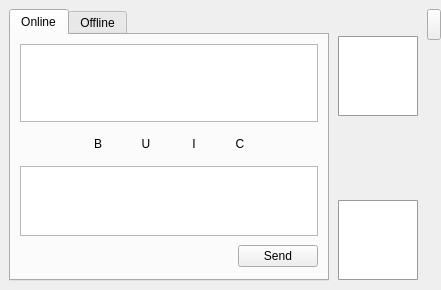
Old version of the form src/gui/form_chatwidget.ui in the repository vituperative/i2pchat.
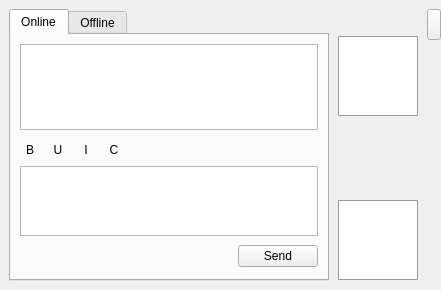
New version of the form. Icons and pictures are not drawn.

Commit message: Reorder toolbar icons in chat widget

Diff of the .ui file:
```diff
--- a/src/gui/form_chatwidget.ui
+++ b/src/gui/form_chatwidget.ui
@@ -101,13 +101,13 @@
           <property name="minimumSize">
            <size>
             <width>200</width>
-            <height>32</height>
+            <height>24</height>
            </size>
           </property>
           <property name="maximumSize">
            <size>
             <width>16777215</width>
-            <height>32</height>
+            <height>24</height>
            </size>
           </property>
           <layout class="QGridLayout" name="gridLayout_2">
@@ -115,7 +115,7 @@
             <number>0</number>
            </property>
            <property name="topMargin">
-            <number>0</number>
+            <number>4</number>
            </property>
            <property name="rightMargin">
             <number>0</number>
@@ -123,18 +123,24 @@
            <property name="bottomMargin">
             <number>0</number>
            </property>
-           <item row="0" column="0">
-            <widget class="QToolButton" name="cmd_SendFile">
+           <property name="horizontalSpacing">
+            <number>8</number>
+           </property>
+           <item row="0" column="5" alignment="Qt::AlignVCenter">
+            <widget class="QToolButton" name="txtColor">
+             <property name="enabled">
+              <bool>true</bool>
+             </property>
              <property name="minimumSize">
               <size>
-               <width>24</width>
-               <height>24</height>
+               <width>20</width>
+               <height>20</height>
               </size>
              </property>
              <property name="maximumSize">
               <size>
-               <width>24</width>
-               <height>24</height>
+               <width>20</width>
+               <height>20</height>
               </size>
              </property>
              <property name="baseSize">
@@ -147,13 +153,10 @@
               <enum>Qt::TabFocus</enum>
              </property>
              <property name="toolTip">
-              <string>Sendfile</string>
-             </property>
-             <property name="styleSheet">
-              <string notr="true"/>
+              <string>Color</string>
              </property>
              <property name="text">
-              <string/>
+              <string>C</string>
              </property>
              <property name="icon">
               <iconset resource="resourcen.qrc">
@@ -165,29 +168,26 @@
                <height>24</height>
               </size>
              </property>
-             <property name="checkable">
-              <bool>false</bool>
-             </property>
              <property name="autoRaise">
               <bool>true</bool>
              </property>
             </widget>
            </item>
-           <item row="0" column="1">
+           <item row="0" column="2">
             <widget class="QToolButton" name="txtBold">
              <property name="enabled">
               <bool>true</bool>
              </property>
              <property name="minimumSize">
               <size>
-               <width>24</width>
-               <height>24</height>
+               <width>20</width>
+               <height>20</height>
               </size>
              </property>
              <property name="maximumSize">
               <size>
-               <width>24</width>
-               <height>24</height>
+               <width>20</width>
+               <height>20</height>
               </size>
              </property>
              <property name="baseSize">
@@ -220,21 +220,21 @@
              </property>
             </widget>
            </item>
-           <item row="0" column="2">
+           <item row="0" column="3">
             <widget class="QToolButton" name="txtUnder">
              <property name="enabled">
               <bool>true</bool>
              </property>
              <property name="minimumSize">
               <size>
-               <width>24</width>
-               <height>24</height>
+               <width>20</width>
+               <height>20</height>
               </size>
              </property>
              <property name="maximumSize">
               <size>
-               <width>24</width>
-               <height>24</height>
+               <width>20</width>
+               <height>20</height>
               </size>
              </property>
              <property name="baseSize">
@@ -267,21 +267,75 @@
              </property>
             </widget>
            </item>
-           <item row="0" column="3">
+           <item row="0" column="7">
+            <spacer name="horizontalSpacer">
+             <property name="orientation">
+              <enum>Qt::Horizontal</enum>
+             </property>
+             <property name="sizeHint" stdset="0">
+              <size>
+               <width>40</width>
+               <height>20</height>
+              </size>
+             </property>
+            </spacer>
+           </item>
+           <item row="0" column="6">
+            <widget class="QToolButton" name="txtFont">
+             <property name="minimumSize">
+              <size>
+               <width>20</width>
+               <height>20</height>
+              </size>
+             </property>
+             <property name="maximumSize">
+              <size>
+               <width>20</width>
+               <height>20</height>
+              </size>
+             </property>
+             <property name="baseSize">
+              <size>
+               <width>24</width>
+               <height>24</height>
+              </size>
+             </property>
+             <property name="toolTip">
+              <string>Font</string>
+             </property>
+             <property name="text">
+              <string/>
+             </property>
+             <property name="icon">
+              <iconset resource="resourcen.qrc">
+               <normaloff>:/icons/font.svg</normaloff>:/icons/font.svg</iconset>
+             </property>
+             <property name="iconSize">
+              <size>
+               <width>22</width>
+               <height>22</height>
+              </size>
+             </property>
+             <property name="autoRaise">
+              <bool>true</bool>
+             </property>
+            </widget>
+           </item>
+           <item row="0" column="4">
             <widget class="QToolButton" name="txtItalic">
              <property name="enabled">
               <bool>true</bool>
              </property>
              <property name="minimumSize">
               <size>
-               <width>24</width>
-               <height>24</height>
+               <width>20</width>
+               <height>20</height>
               </size>
              </property>
              <property name="maximumSize">
               <size>
-               <width>24</width>
-               <height>24</height>
+               <width>20</width>
+               <height>20</height>
               </size>
              </property>
              <property name="baseSize">
@@ -314,11 +368,8 @@
              </property>
             </widget>
            </item>
-           <item row="0" column="4">
-            <widget class="QToolButton" name="txtColor">
-             <property name="enabled">
-              <bool>true</bool>
-             </property>
+           <item row="0" column="8">
+            <widget class="QToolButton" name="cmd_SendFile">
              <property name="minimumSize">
               <size>
                <width>20</width>
@@ -340,46 +391,11 @@
              <property name="toolTip">
               <string>Color</string>
              </property>
-             <property name="text">
-              <string>C</string>
-             </property>
-             <property name="icon">
-              <iconset resource="resourcen.qrc">
-               <normaloff>:/icons/palette.svg</normaloff>:/icons/palette.svg</iconset>
-             </property>
-             <property name="iconSize">
-              <size>
-               <width>24</width>
-               <height>24</height>
-              </size>
-             </property>
-             <property name="autoRaise">
-              <bool>true</bool>
-             </property>
-            </widget>
-           </item>
-           <item row="0" column="5">
-            <widget class="QToolButton" name="txtFont">
-             <property name="minimumSize">
-              <size>
-               <width>24</width>
-               <height>24</height>
-              </size>
-             </property>
-             <property name="maximumSize">
-              <size>
-               <width>24</width>
-               <height>24</height>
-              </size>
-             </property>
-             <property name="baseSize">
-              <size>
-               <width>24</width>
-               <height>24</height>
-              </size>
-             </property>
              <property name="toolTip">
-              <string>Font</string>
+              <string>Sendfile</string>
+             </property>
+             <property name="styleSheet">
+              <string notr="true"/>
              </property>
              <property name="text">
               <string/>
@@ -390,10 +406,13 @@
              </property>
              <property name="iconSize">
               <size>
-               <width>22</width>
-               <height>22</height>
+               <width>24</width>
+               <height>24</height>
               </size>
              </property>
+             <property name="checkable">
+              <bool>false</bool>
+             </property>
              <property name="autoRaise">
               <bool>true</bool>
              </property>
```
Left out of the diff: 15 changed lines with no effect on the pictures.
